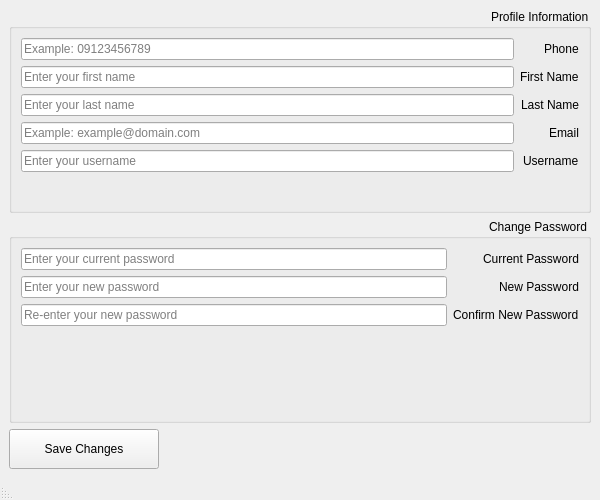
Qt form My_Beloved_Client/change_profile.ui (HoSaiN-643/QuantumDeck) before a commit.
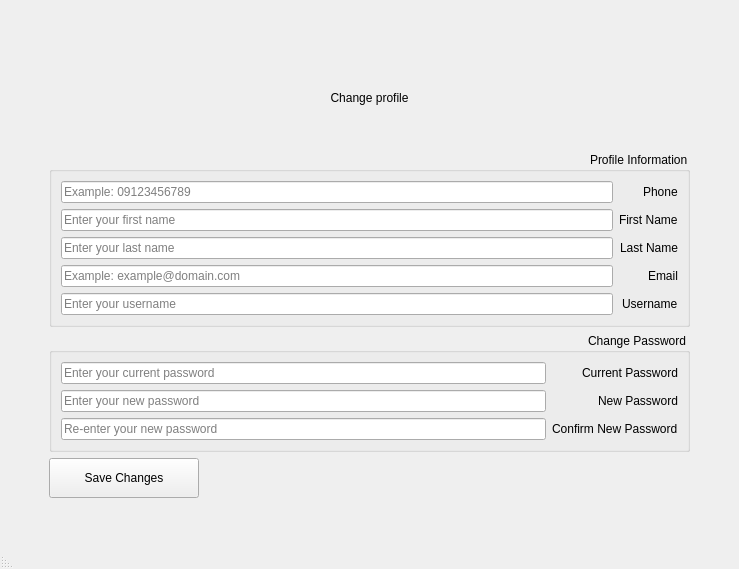
The same form after that commit.

The edit to the form file:
```diff
--- a/My_Beloved_Client/change_profile.ui
+++ b/My_Beloved_Client/change_profile.ui
@@ -6,8 +6,8 @@
    <rect>
     <x>0</x>
     <y>0</y>
-    <width>600</width>
-    <height>500</height>
+    <width>739</width>
+    <height>569</height>
    </rect>
   </property>
   <property name="minimumSize">
@@ -23,8 +23,57 @@
    <enum>Qt::RightToLeft</enum>
   </property>
   <widget class="QWidget" name="centralwidget">
-   <layout class="QVBoxLayout" name="mainLayout">
-    <item>
+   <layout class="QGridLayout" name="gridLayout">
+    <item row="4" column="1">
+     <layout class="QHBoxLayout" name="buttonLayout">
+      <item>
+       <spacer name="horizontalSpacer">
+        <property name="orientation">
+         <enum>Qt::Orientation::Horizontal</enum>
+        </property>
+        <property name="sizeHint" stdset="0">
+         <size>
+          <width>40</width>
+          <height>20</height>
+         </size>
+        </property>
+       </spacer>
+      </item>
+      <item>
+       <widget class="QPushButton" name="save_button">
+        <property name="minimumSize">
+         <size>
+          <width>150</width>
+          <height>40</height>
+         </size>
+        </property>
+        <property name="toolTip">
+         <string>Save profile changes</string>
+        </property>
+        <property name="text">
+         <string>Save Changes</string>
+        </property>
+       </widget>
+      </item>
+     </layout>
+    </item>
+    <item row="3" column="0">
+     <spacer name="horizontalSpacer_2">
+      <property name="orientation">
+       <enum>Qt::Orientation::Horizontal</enum>
+      </property>
+      <property name="sizeType">
+       <enum>QSizePolicy::Policy::Fixed</enum>
+      </property>
+      <property name="sizeHint" stdset="0">
+       <size>
+        <width>40</width>
+        <height>20</height>
+       </size>
+      </property>
+     </spacer>
+    </item>
+    <item row="2" column="1">
      <widget class="QGroupBox" name="profileGroupBox">
       <property name="title">
        <string>Profile Information</string>
@@ -112,7 +161,55 @@
       </layout>
      </widget>
     </item>
-    <item>
+    <item row="0" column="1">
+     <spacer name="verticalSpacer_2">
+      <property name="orientation">
+       <enum>Qt::Orientation::Vertical</enum>
+      </property>
+      <property name="sizeType">
+       <enum>QSizePolicy::Policy::Fixed</enum>
+      </property>
+      <property name="sizeHint" stdset="0">
+       <size>
+        <width>20</width>
+        <height>40</height>
+       </size>
+      </property>
+     </spacer>
+    </item>
+    <item row="3" column="2">
+     <spacer name="horizontalSpacer_3">
+      <property name="orientation">
+       <enum>Qt::Orientation::Horizontal</enum>
+      </property>
+      <property name="sizeType">
+       <enum>QSizePolicy::Policy::Fixed</enum>
+      </property>
+      <property name="sizeHint" stdset="0">
+       <size>
+        <width>40</width>
+        <height>20</height>
+       </size>
+      </property>
+     </spacer>
+    </item>
+    <item row="5" column="1">
+     <spacer name="verticalSpacer">
+      <property name="orientation">
+       <enum>Qt::Orientation::Vertical</enum>
+      </property>
+      <property name="sizeType">
+       <enum>QSizePolicy::Policy::Fixed</enum>
+      </property>
+      <property name="sizeHint" stdset="0">
+       <size>
+        <width>20</width>
+        <height>40</height>
+       </size>
+      </property>
+     </spacer>
+    </item>
+    <item row="3" column="1">
      <widget class="QGroupBox" name="passwordGroupBox">
       <property name="title">
        <string>Change Password</string>
@@ -172,38 +269,15 @@
       </layout>
      </widget>
     </item>
-    <item>
-     <layout class="QHBoxLayout" name="buttonLayout">
-      <item>
-       <spacer name="horizontalSpacer">
-        <property name="orientation">
-         <enum>Qt::Horizontal</enum>
-        </property>
-        <property name="sizeHint">
-         <size>
-          <width>40</width>
-          <height>20</height>
-         </size>
-        </property>
-       </spacer>
-      </item>
-      <item>
-       <widget class="QPushButton" name="save_button">
-        <property name="text">
-         <string>Save Changes</string>
-        </property>
-        <property name="minimumSize">
-         <size>
-          <width>150</width>
-          <height>40</height>
-         </size>
-        </property>
-        <property name="toolTip">
-         <string>Save profile changes</string>
-        </property>
-       </widget>
-      </item>
-     </layout>
+    <item row="1" column="1">
+     <widget class="QLabel" name="label">
+      <property name="text">
+       <string>Change profile</string>
+      </property>
+      <property name="alignment">
+       <set>Qt::AlignmentFlag::AlignCenter</set>
+      </property>
+     </widget>
     </item>
    </layout>
   </widget>
```
Left out of the diff: 22 changed lines with no effect on the pictures.
